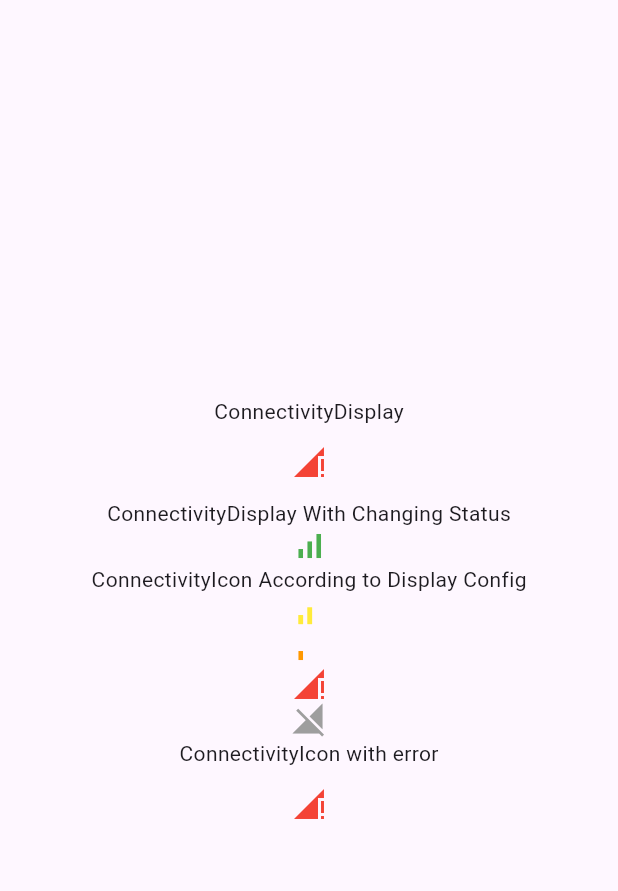
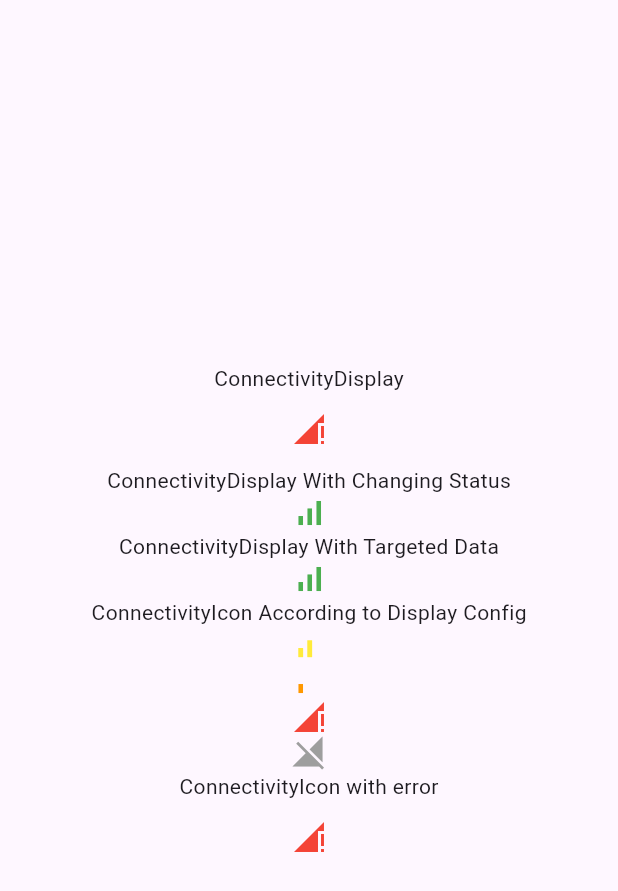
Before and after one commit to tcm9439/flutter_connectivity_checker, a Flutter app: the screen it shows after launch, on a phone screen of 412 x 824 dp. Shown: the top 891 px of the screen. Run offline on Flutter 3.47's test engine with Material 3 defaults, Android fonts, the phone set to English and light mode, and no system bars; our stand-ins replace connectivity_plus; missing offline and left inert: info_popup.

```diff
--- a/example/lib/main.dart
+++ b/example/lib/main.dart
@@ -4,6 +4,7 @@ import 'package:flutter/material.dart';
 import 'package:flutter_connectivity_checker/connectivity_config.dart';
 import 'package:flutter_connectivity_checker/connectivity_display.dart';
 import 'package:flutter_connectivity_checker/connectivity_status.dart';
+import 'package:flutter_connectivity_checker/connectivity_request.dart';
 
 void main() {
   runApp(const MainApp());
@@ -18,6 +19,13 @@ class MainApp extends StatelessWidget {
       if (!success) {
         throw Exception('Request timeout');
       }
+    };
+  }
+
+  _requestWithResponse() {
+    return () async {
+      await Future.delayed(const Duration(milliseconds: 10));
+      return ApiResponse(200, 'data');
     };
   }
 
@@ -56,12 +64,16 @@ class MainApp extends StatelessWidget {
       pingRequest: _requestWithDelay(300, success: false),
       // pingUrl: 'https://google.com', // may blocked by CORS in browser
       // pingUrl: 'http://localhost:59104/',
-      displayConfig: displayConfig,
     );
+
     var connectivityConfig2 = ConnectivityConfig(
       pingRequest: _requestRandom(),
       checkInterval: const Duration(seconds: 3),
-      displayConfig: displayConfig,
+    );
+
+    var connectivityConfig3 = ConnectivityConfig(
+      pingRequest: ConnectivityRequestFactory.requestWithTargetedData(
+          _requestWithResponse(), (data) => data == 'data'),
     );
 
     return MaterialApp(
@@ -71,25 +83,29 @@ class MainApp extends StatelessWidget {
             mainAxisAlignment: MainAxisAlignment.center,
             children: [
               const Text('ConnectivityDisplay'),
-              ConnectivityDisplay(connectivityConfig1),
+              ConnectivityDisplay(
+                  config: connectivityConfig1, displayConfig: displayConfig),
               const Text('ConnectivityDisplay With Changing Status'),
-              ConnectivityDisplay(connectivityConfig2),
+              ConnectivityDisplay(
+                  config: connectivityConfig2, displayConfig: displayConfig),
+              const Text('ConnectivityDisplay With Targeted Data'),
+              ConnectivityDisplay(
+                  config: connectivityConfig3, displayConfig: displayConfig),
               const Text('ConnectivityIcon According to Display Config'),
               ConnectivityIcon(
-                  connectivityConfig1,
+                  displayConfig,
                   ConnectivityStatus.fromPing(
                       connectivityConfig1, const Duration(milliseconds: 301))),
               ConnectivityIcon(
-                  connectivityConfig1,
+                  displayConfig,
                   ConnectivityStatus.fromPing(
                       connectivityConfig1, const Duration(milliseconds: 901))),
-              ConnectivityIcon(connectivityConfig1,
+              ConnectivityIcon(displayConfig,
                   ConnectivityStatus.hasNetworkButNoConnection()),
-              ConnectivityIcon(
-                  connectivityConfig1, ConnectivityStatus.offline()),
+              ConnectivityIcon(displayConfig, ConnectivityStatus.offline()),
               const Text('ConnectivityIcon with error'),
               ConnectivityIcon(
-                  connectivityConfig1,
+                  displayConfig,
                   ConnectivityStatus.hasNetworkButNoConnection(
                       errorMsg: "Request timeout")),
             ],
--- a/lib/connectivity_config.dart
+++ b/lib/connectivity_config.dart
@@ -3,9 +3,13 @@ import 'package:http/http.dart' as http;
 import 'package:flutter_connectivity_checker/connectivity_status.dart';
 
 class ConnectivityConfig {
+  /// The interval between each connectivity check
   final Duration checkInterval;
+
+  /// The configuration for the ping levels
   final PingLevelConfig pingLevelConfig;
-  late DisplayConfig displayConfig;
+
+  /// The ping request to be used for checking the connection
   late Future<dynamic> Function() pingRequest;
 
   static Future<void> pingUrl(Uri url) async {
@@ -13,18 +17,19 @@ class ConnectivityConfig {
     return;
   }
 
+  /// Create a new [ConnectivityConfig] with the given parameters
+  /// - [checkInterval] The interval between each connectivity check
+  /// - [pingLevelConfig] The configuration for the ping levels
+  /// - [pingRequest] The ping request to be used for checking the connection
+  /// - [pingUrl] The url to ping if no pingRequest is provided
   ConnectivityConfig({
     this.checkInterval = const Duration(seconds: 30),
     this.pingLevelConfig = const PingLevelConfig.defaultConfig(),
-    DisplayConfig? displayConfig,
-    String pingUrl =
-        'https://google.com', // ping this url if no pingRequest is provided
     Future<dynamic> Function()? pingRequest,
+    String pingUrl = 'https://google.com',
   }) {
     this.pingRequest =
         pingRequest ?? (() => ConnectivityConfig.pingUrl(Uri.parse(pingUrl)));
-
-    this.displayConfig = displayConfig ?? DisplayConfig();
   }
 }
 
@@ -43,6 +48,7 @@ class PingLevelConfig {
         okPingThreshold = const Duration(milliseconds: 800);
 }
 
+/// The configuration for the display if ConnectivityDisplay widget is used
 class DisplayConfig {
   final Map<ConnectivityStatusType, DisplayConfigForStatusType> _displayConfig;
   final Color loadingIndicatorColor;
@@ -71,6 +77,7 @@ class DisplayConfig {
   }
 }
 
+/// The configuration for the display of each status type in ConnectivityDisplay widget is used
 class DisplayConfigForStatusType {
   final bool display;
   final bool showPingValue;
--- a/lib/connectivity_display.dart
+++ b/lib/connectivity_display.dart
@@ -5,13 +5,13 @@ import 'package:flutter_connectivity_checker/connectivity_status.dart';
 import 'package:info_popup/info_popup.dart';
 
 class ConnectivityIcon extends StatelessWidget {
-  final ConnectivityConfig config;
+  final DisplayConfig displayConfig;
   final ConnectivityStatus status;
-  const ConnectivityIcon(this.config, this.status, {super.key});
+  const ConnectivityIcon(this.displayConfig, this.status, {super.key});
 
   @override
   Widget build(BuildContext context) {
-    var displayConfig = config.displayConfig.get(status.type);
+    var displayConfig = this.displayConfig.get(status.type);
 
     // don't show anything
     if (!displayConfig.display) {
@@ -58,7 +58,12 @@ class ConnectivityIcon extends StatelessWidget {
 
 class ConnectivityDisplay extends StatelessWidget {
   final ConnectivityConfig config;
-  const ConnectivityDisplay(this.config, {super.key});
+  final DisplayConfig displayConfig;
+
+  ConnectivityDisplay(
+      {super.key, required this.config, DisplayConfig? displayConfig})
+      : displayConfig =
+            displayConfig ?? DisplayConfig(loadingIndicatorColor: Colors.white);
 
   @override
   Widget build(BuildContext context) {
@@ -67,10 +72,10 @@ class ConnectivityDisplay extends StatelessWidget {
         builder: (context, snapshot) {
           if (!snapshot.hasError && snapshot.hasData) {
             ConnectivityStatus status = snapshot.data!;
-            return ConnectivityIcon(config, status);
+            return ConnectivityIcon(displayConfig, status);
           } else {
             return CircularProgressIndicator(
-              color: config.displayConfig.loadingIndicatorColor,
+              color: displayConfig.loadingIndicatorColor,
             );
           }
         });
--- /dev/null
+++ b/lib/connectivity_request.dart
@@ -0,0 +1,45 @@
+class ApiResponse {
+  final int statusCode;
+  final dynamic data;
+
+  ApiResponse(this.statusCode, this.data);
+}
+
+/// A factory class that creates a `Future<dynamic> Function() pingRequest` to be passed to `ConnectivityConfig` class.
+class ConnectivityRequestFactory {
+  static Future<dynamic> Function() requestWithTargetedResponseCode(
+      Future<ApiResponse> Function() request,
+      List<int> targettedResponseCodes) {
+    return () async {
+      try {
+        var response = await request();
+        if (targettedResponseCodes.contains(response.statusCode)) {
+          // the response met the targetted response code
+          return;
+        } else {
+          throw Exception('Invalid response code: ${response.statusCode}');
+        }
+      } catch (e) {
+        rethrow;
+      }
+    };
+  }
+
+  static Future<dynamic> Function() requestWithTargetedData(
+      Future<ApiResponse> Function() request,
+      bool Function(dynamic) targettedDataValidator) {
+    return () async {
+      try {
+        var response = await request();
+        if (targettedDataValidator(response.data)) {
+          // the response met the targetted data
+          return;
+        } else {
+          throw Exception('Invalid response data: ${response.data}');
+        }
+      } catch (e) {
+        rethrow;
+      }
+    };
+  }
+}
--- a/lib/flutter_connectivity_checker.dart
+++ b/lib/flutter_connectivity_checker.dart
@@ -1,3 +1,7 @@
 library flutter_connectivity_checker;
 
 export 'connectivity_checker.dart';
+export 'connectivity_config.dart';
+export 'connectivity_display.dart';
+export 'connectivity_request.dart';
+export 'connectivity_status.dart';
```
Also changed, not shown: readme/images/demo-output.png (added), readme/images/exception-display.png (added), readme/images/icon-tooltip.png (added), 6 other files.
